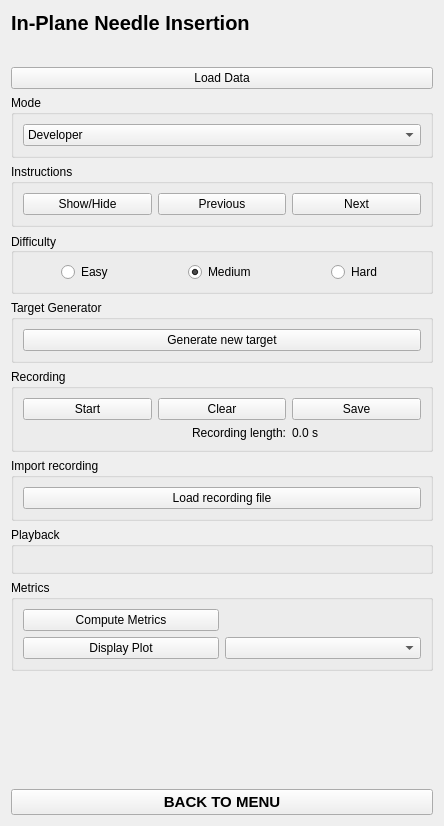
First picture: the form in Modules/ExerciseInPlaneNeedleInsertion/Resources/UI/ExerciseInPlaneNeedleInsertion.ui, repository EBATINCA/TrainUS, before the edit.
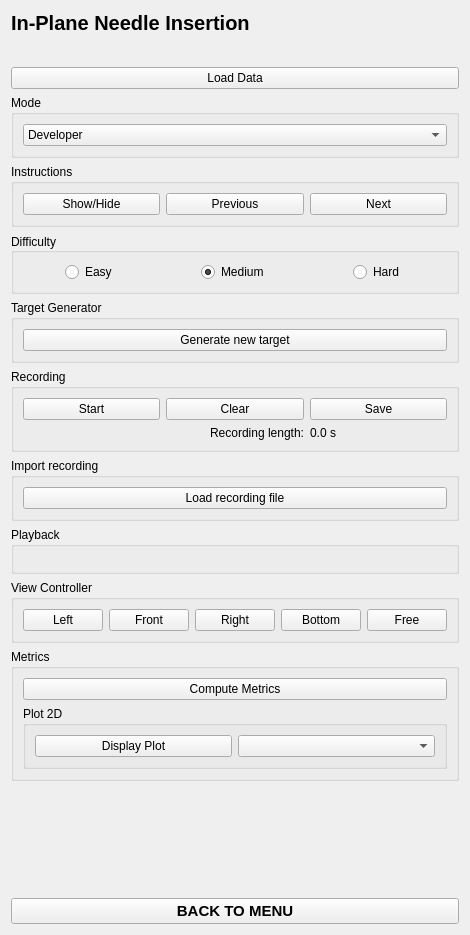
Second picture: the form after the edit. Custom widgets are drawn as their Qt base class.

Commit message:
ENH: Add buttons to select virtual viewpoints in 3D view
User can select five modes: left side US probe view, right side US probe view, front US probe view, bottom US probe view, and free view. In free view user can move and rotate the camera freely around the 3D scene.

Re #10

What changed in the file:
```diff
--- a/Modules/ExerciseInPlaneNeedleInsertion/Resources/UI/ExerciseInPlaneNeedleInsertion.ui
+++ b/Modules/ExerciseInPlaneNeedleInsertion/Resources/UI/ExerciseInPlaneNeedleInsertion.ui
@@ -7,7 +7,7 @@
     <x>0</x>
     <y>0</y>
     <width>444</width>
-    <height>826</height>
+    <height>935</height>
    </rect>
   </property>
   <layout class="QVBoxLayout" name="verticalLayout">
@@ -243,6 +243,57 @@
         </property>
        </widget>
       </item>
+      <item row="0" column="0" colspan="2">
+       <widget class="qMRMLSequenceBrowserPlayWidget" name="SequenceBrowserPlayWidget">
+        <property name="enabled">
+         <bool>true</bool>
+        </property>
+       </widget>
+      </item>
+     </layout>
+    </widget>
+   </item>
+   <item>
+    <widget class="QGroupBox" name="viewControllerGroupBox">
+     <property name="title">
+      <string>View Controller</string>
+     </property>
+     <layout class="QHBoxLayout" name="horizontalLayout_6">
+      <item>
+       <widget class="QPushButton" name="leftViewButton">
+        <property name="text">
+         <string>Left</string>
+        </property>
+       </widget>
+      </item>
+      <item>
+       <widget class="QPushButton" name="frontViewButton">
+        <property name="text">
+         <string>Front</string>
+        </property>
+       </widget>
+      </item>
+      <item>
+       <widget class="QPushButton" name="rightViewButton">
+        <property name="text">
+         <string>Right</string>
+        </property>
+       </widget>
+      </item>
+      <item>
+       <widget class="QPushButton" name="bottomViewButton">
+        <property name="text">
+         <string>Bottom</string>
+        </property>
+       </widget>
+      </item>
+      <item>
+       <widget class="QPushButton" name="freeViewButton">
+        <property name="text">
+         <string>Free</string>
+        </property>
+       </widget>
+      </item>
      </layout>
     </widget>
    </item>
@@ -252,29 +303,38 @@
       <string>Metrics</string>
      </property>
      <layout class="QGridLayout" name="gridLayout_3">
-      <item row="0" column="0">
+      <item row="1" column="0" colspan="2">
+       <widget class="ctkCollapsibleGroupBox" name="CollapsibleGroupBox">
+        <property name="title">
+         <string>Plot 2D</string>
+        </property>
+        <layout class="QHBoxLayout" name="horizontalLayout_5">
+         <item>
+          <widget class="QPushButton" name="displayPlotButton">
+           <property name="text">
+            <string>Display Plot</string>
+           </property>
+           <property name="checkable">
+            <bool>true</bool>
+           </property>
+           <property name="checked">
+            <bool>false</bool>
+           </property>
+          </widget>
+         </item>
+         <item>
+          <widget class="QComboBox" name="metricSelectionComboBox"/>
+         </item>
+        </layout>
+       </widget>
+      </item>
+      <item row="0" column="0" colspan="2">
        <widget class="QPushButton" name="computeMetricsButton">
         <property name="text">
          <string>Compute Metrics</string>
         </property>
        </widget>
       </item>
-      <item row="1" column="0">
-       <widget class="QPushButton" name="displayPlotButton">
-        <property name="text">
-         <string>Display Plot</string>
-        </property>
-        <property name="checkable">
-         <bool>true</bool>
-        </property>
-        <property name="checked">
-         <bool>false</bool>
-        </property>
-       </widget>
-      </item>
-      <item row="1" column="1">
-       <widget class="QComboBox" name="metricSelectionComboBox"/>
-      </item>
      </layout>
     </widget>
    </item>
@@ -308,6 +368,12 @@
   </layout>
  </widget>
  <customwidgets>
+  <customwidget>
+   <class>ctkCollapsibleGroupBox</class>
+   <extends>QGroupBox</extends>
+   <header>ctkCollapsibleGroupBox.h</header>
+   <container>1</container>
+  </customwidget>
   <customwidget>
    <class>qMRMLWidget</class>
    <extends>QWidget</extends>
```
Left out of the diff: 37 changed lines with no effect on the pictures. The commit also changes 1 other file.
